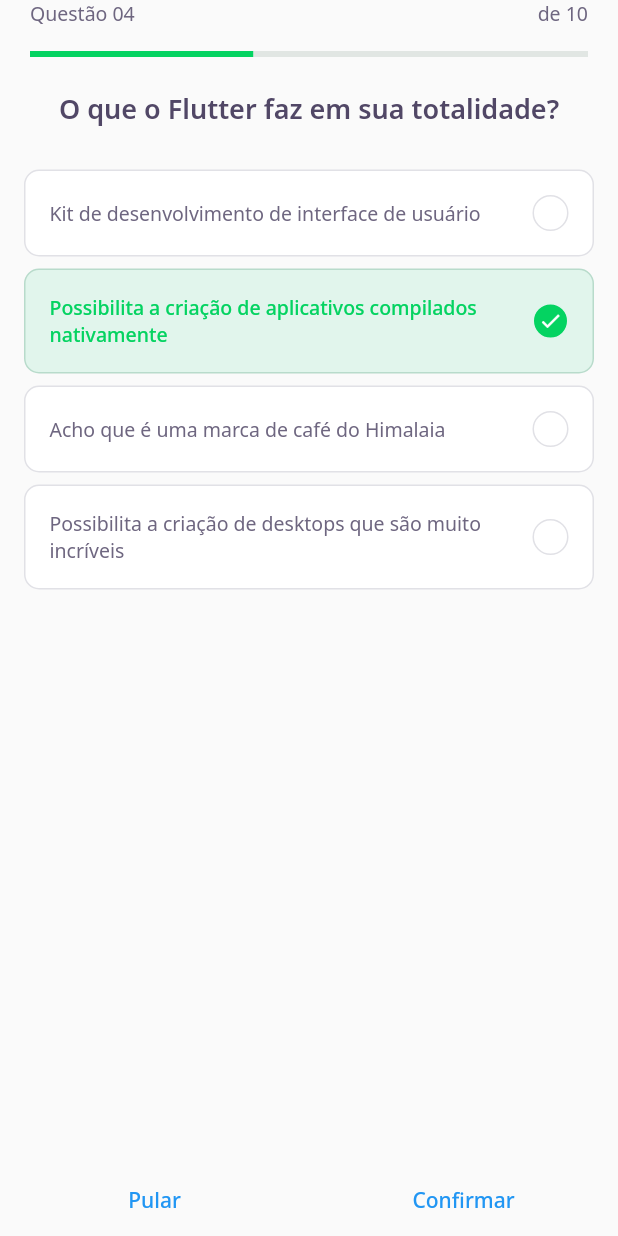
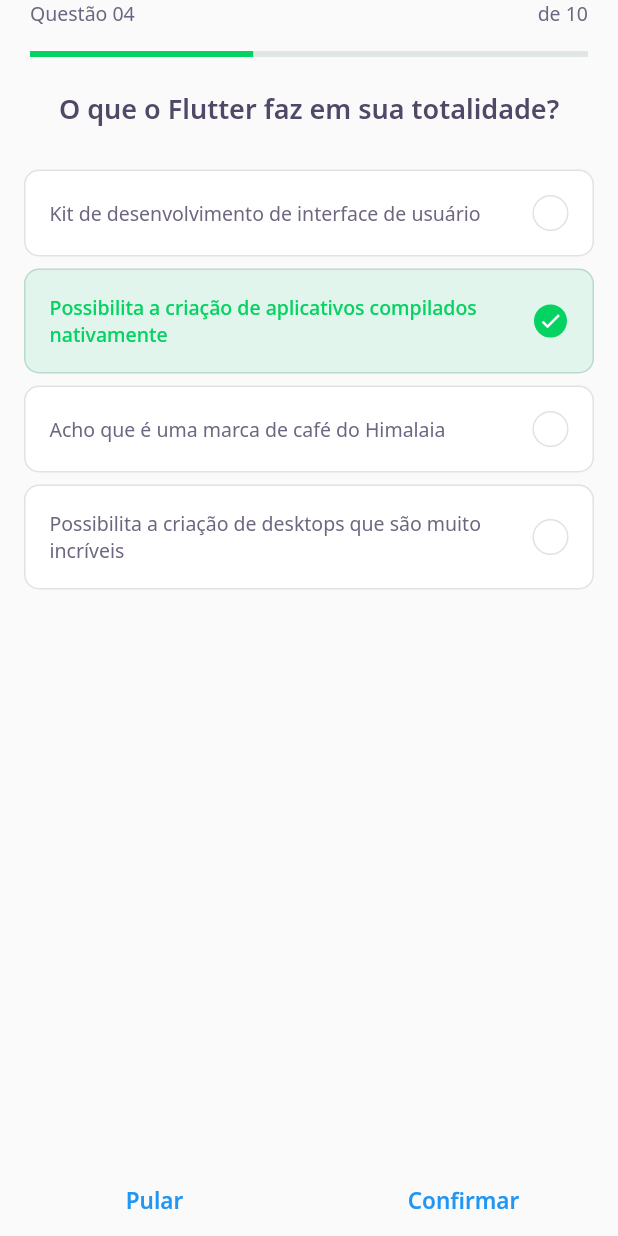
Before and after one commit to alex-cerlini/DevQuiz, a Flutter app: the screen it shows after launch, on a phone screen of 412 x 824 dp. Run offline on Flutter 3.47's test engine with Material 2 defaults, Android fonts, the phone set to English and light mode, and no system bars; our stand-ins replace google_fonts; accounts and stored records are empty.

Commit message:
Setting a style for GoogleFonts NextButtonWidget

```diff
--- a/lib/challenge/widgets/next_button/next_button_widget.dart
+++ b/lib/challenge/widgets/next_button/next_button_widget.dart
@@ -12,7 +12,10 @@ class NextButtonWidget extends StatelessWidget {
           onPressed: () {},
           child: Text(
             label,
-            style: GoogleFonts.notoSans(),
+            style: GoogleFonts.notoSans(
+              fontWeight: FontWeight.w600,
+              fontSize: 15,
+            ),
           )),
     );
   }
```
